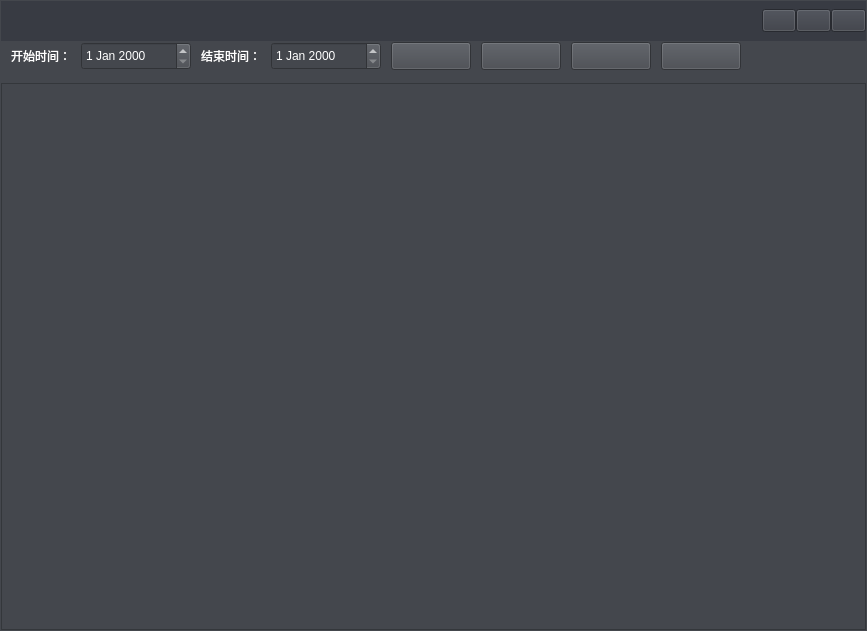
The window that ChuangfengDesktop/GeneralManagerQWidget.ui (asdlei99/chuangfengdesktop) describes before a commit, drawn with Qt 5.
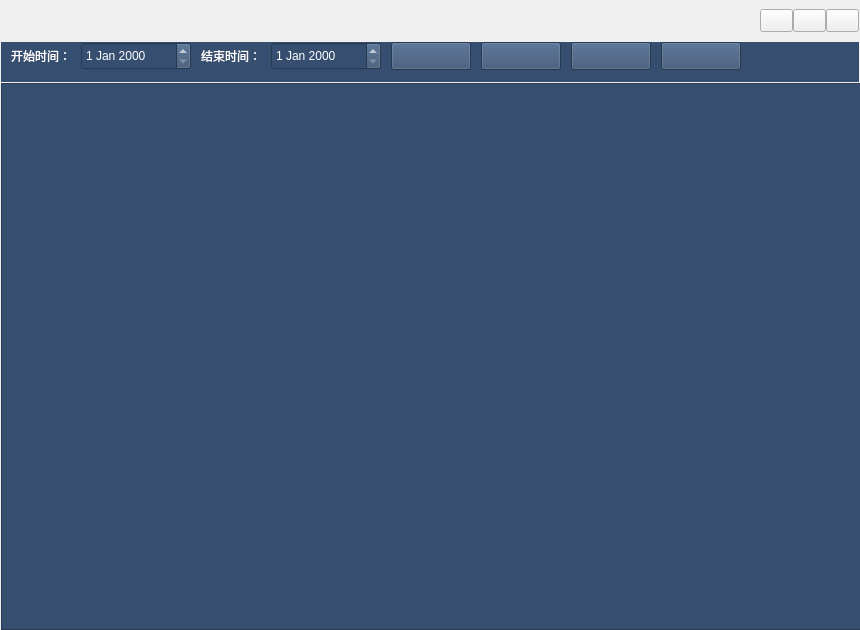
The same window after the commit.

```diff
--- a/ChuangfengDesktop/GeneralManagerQWidget.ui
+++ b/ChuangfengDesktop/GeneralManagerQWidget.ui
@@ -6,15 +6,21 @@
    <rect>
     <x>0</x>
     <y>0</y>
-    <width>867</width>
-    <height>631</height>
+    <width>860</width>
+    <height>630</height>
    </rect>
   </property>
+  <property name="minimumSize">
+   <size>
+    <width>860</width>
+    <height>630</height>
+   </size>
+  </property>
   <property name="windowTitle">
    <string>Form</string>
   </property>
   <property name="styleSheet">
-   <string notr="true">background-color: rgb(68, 71, 77);</string>
+   <string notr="true"/>
   </property>
   <layout class="QVBoxLayout" name="verticalLayout">
    <property name="spacing">
@@ -41,7 +47,7 @@
       </size>
      </property>
      <property name="styleSheet">
-      <string notr="true">background-color: rgb(56, 59, 67);</string>
+      <string notr="true"/>
      </property>
      <layout class="QHBoxLayout" name="horizontalLayout">
       <property name="spacing">
@@ -123,7 +129,7 @@
       </size>
      </property>
      <property name="styleSheet">
-      <string notr="true">background-color: rgb(68, 71, 77);</string>
+      <string notr="true">background-color: rgb(54, 78, 111);</string>
      </property>
      <widget class="QDateEdit" name="startdateEdit">
       <property name="geometry">
@@ -156,7 +162,7 @@
        <rect>
         <x>200</x>
         <y>0</y>
-        <width>60</width>
+        <width>65</width>
         <height>28</height>
        </rect>
       </property>
@@ -172,7 +178,7 @@
        <rect>
         <x>10</x>
         <y>0</y>
-        <width>60</width>
+        <width>65</width>
         <height>28</height>
        </rect>
       </property>
@@ -246,7 +252,7 @@
       </size>
      </property>
      <property name="styleSheet">
-      <string notr="true">background-color: rgb(68, 71, 77);</string>
+      <string notr="true">background-color: rgb(54, 78, 111);</string>
      </property>
     </widget>
    </item>
```
Left out of the diff: 2 changed lines with no effect on the pictures.
